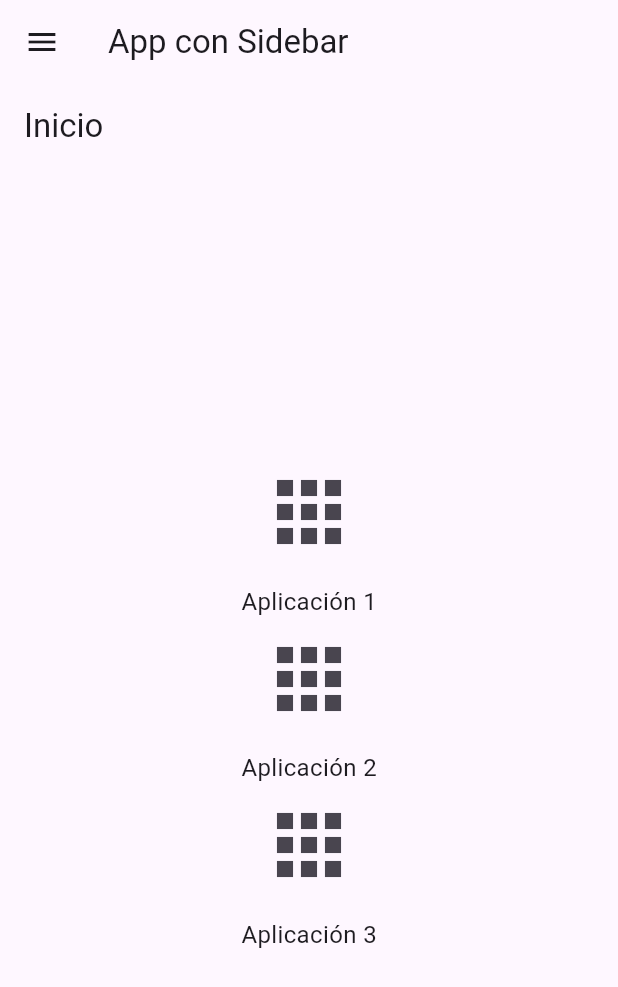
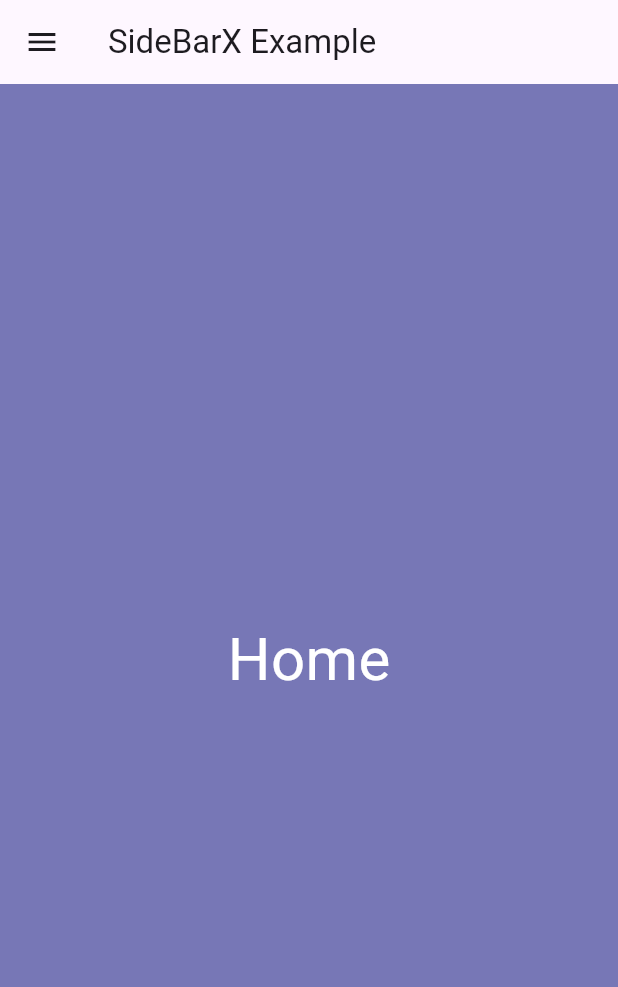
Before and after one commit to Zycky/Geoescopio, a Flutter app: the screen it shows after launch, on a phone screen of 412 x 824 dp. Shown: the top 987 px of the screen. Run offline on Flutter 3.47's test engine with Material 3 defaults, Android fonts, the phone set to English and light mode, and no system bars; our stand-ins replace sidebarx.

Commit message:
Cambio radical

```diff
--- a/lib/main.dart
+++ b/lib/main.dart
@@ -1,116 +1,148 @@
 import 'package:flutter/material.dart';
+import 'package:sidebarx/sidebarx.dart';
 import 'routes/home_page.dart'; // Importa la página principal
 import 'routes/about.dart';     // Importa la nueva página 1
 import 'routes/colaboradores.dart';     // Importa la nueva página 2
 import 'routes/pluriversos.dart';
 import 'routes/proyecto.dart';
 
-void main() => runApp(MyApp());
-
+void main() {
+  runApp(const MyApp());
+}
 class MyApp extends StatelessWidget {
+  const MyApp({super.key});
+  // This widget is the root of your application.
   @override
   Widget build(BuildContext context) {
     return MaterialApp(
-      title: 'App con Sidebar',
+      debugShowCheckedModeBanner: false,
+      title: 'Flutter Demo',
       theme: ThemeData(
-        primarySwatch: Colors.blue,
+        primaryColor: primaryColor,
+        canvasColor: canvasColor,
+        scaffoldBackgroundColor: scaffoldBackgroundColor,
+        textTheme: const TextTheme(
+          headlineSmall: TextStyle(
+            color: Colors.white,
+            fontSize: 46,
+            fontWeight: FontWeight.w800,
+          ),
+        ),
       ),
-      home: MainScreen(), // Usa un nuevo widget MainScreen como la pantalla principal
-      routes: {
-        '/about': (context) => AboutPage(),
-        '/colaboradores': (context) => ColaboradoresPage(),
-        '/proyecto': (context) => ProyectoPage(),
-        '/pluriversos': (context) => PluriversosPage(),
-
-      },
+      home: const MyHomePage(),
     );
   }
 }
-
-class MainScreen extends StatefulWidget {
+class MyHomePage extends StatefulWidget {
+  const MyHomePage({super.key});
   @override
-  MainScreenState createState() => MainScreenState();
+  _MyHomePageState createState() => _MyHomePageState();
 }
-
-class MainScreenState extends State<MainScreen> {
-  String _currentPage = '/'; // Ruta inicial
-
-  void _selectPage(String route) {
-    setState(() {
-      _currentPage = route;
-    });
-    Navigator.of(context).pop(); // Cierra el Drawer después de navegar a una nueva página
+const primaryColor = Color(0xFF6252DA);
+const canvasColor = Color(0xFF2E2E48);
+const scaffoldBackgroundColor = Color(0xFF7777B6);
+class _MyHomePageState extends State<MyHomePage> {
+  final _controller = SidebarXController(selectedIndex: 0, extended: true);
+  final _key = GlobalKey<ScaffoldState>();
+  @override
+  Widget build(BuildContext context) {
+    return SafeArea(
+      child: Builder(
+        builder: (context) {
+          final isSmallScreen = MediaQuery.of(context).size.width < 600;
+          return Scaffold(
+            key: _key,
+            appBar: isSmallScreen ? AppBar(
+              title: Text('SideBarX Example'),
+              leading: IconButton(
+                onPressed: (){
+                  _key.currentState?.openDrawer();
+                },
+                icon: Icon(Icons.menu),
+              ),
+            ): null,
+            drawer: SideBarXExample(controller: _controller,),
+            body: Row(
+              children: [
+                if(!isSmallScreen) SideBarXExample(controller: _controller),
+                Expanded(child: Center(child: AnimatedBuilder(
+                  animation: _controller,
+                  builder: (context,child){
+                    switch(_controller.selectedIndex){
+                      case 0: _key.currentState?.closeDrawer();
+                      return Center(
+                        child: Text('Home',style: TextStyle(color: Colors.white,fontSize: 40),),
+                      );
+                      case 1: _key.currentState?.closeDrawer();
+                      return Center(
+                        child: Text('Search',style: TextStyle(color: Colors.white,fontSize: 40),),
+                      );
+                      case 2: _key.currentState?.closeDrawer();
+                      return Center(
+                        child: Text('Settings',style: TextStyle(color: Colors.white,fontSize: 40),),
+                      );
+                      case 3: _key.currentState?.closeDrawer();
+                      return Center(
+                        child: Text('Theme',style: TextStyle(color: Colors.white,fontSize: 40),),
+                      );
+                      default:
+                        return Center(
+                          child: Text('Home',style: TextStyle(color: Colors.white,fontSize: 40),),
+                        );
+                    }
+                  },
+                ),))
+              ],
+            )
+          );
+        }
+      ),
+    );
   }
+}
+class SideBarXExample extends StatelessWidget {
+  const SideBarXExample({Key? key, required SidebarXController controller}) : _controller = controller, super(key: key);
+  final SidebarXController _controller;
 
   @override
   Widget build(BuildContext context) {
-    Widget currentPage; // Widget para la página actual
-
-    switch (_currentPage) {
-      case '/':
-        currentPage = HomePage(); // Página principal
-        break;
-      case '/about':
-        currentPage = AboutPage(); // Página Acerca de
-        break;
-      case '/colaboradores':
-        currentPage = ColaboradoresPage(); // Página de Colaboradores
-        break;
-      case '/proyecto':
-        currentPage = ProyectoPage(); // Página de Proyecto
-        break;
-      default:
-        currentPage = HomePage(); // Por defecto, mostrar la página principal
-    }
-
-    return Scaffold(
-      appBar: AppBar(
-        title: Text('App con Sidebar'),
+    return SidebarX(
+      controller: _controller,
+      theme: const SidebarXTheme(
+        decoration: BoxDecoration(
+            color: canvasColor,
+            borderRadius: BorderRadius.only(topRight: Radius.circular(20), bottomRight: Radius.circular(20))
+        ),
+        iconTheme: IconThemeData(
+          color: Colors.white,
+        ),
+        selectedTextStyle: const TextStyle(color: Colors.white),
       ),
-      drawer: Drawer(
-        child: ListView(
-          padding: EdgeInsets.zero,
-          children: <Widget>[
-            DrawerHeader(
-              decoration: BoxDecoration(
-                color: Colors.blue,
-              ),
-              child: Text(
-                'Menú',
-                style: TextStyle(
-                  color: Colors.white,
-                  fontSize: 24,
-                ),
+      extendedTheme: const SidebarXTheme(
+          width: 250
+      ),
+      footerDivider: Divider(color: Colors.white.withOpacity(0.8), height: 1),
+      headerBuilder: (context, extended) {
+        return SizedBox(
+          height: 140,
+          child: Center(
+            child: ClipOval(
+              child: Image.asset(
+                '/img/pluriverso.png',
+                width: 130,
+                height: 130,
+                fit: BoxFit.cover,
               ),
             ),
-            ListTile(
-              title: Text('Inicio'),
-              onTap: () {
-                _selectPage('/');
-              },
-            ),
-            ListTile(
-              title: Text('Acerca de'),
-              onTap: () {
-                _selectPage('/about');
-              },
-            ),
-            ListTile(
-              title: Text('Colaboradores'),
-              onTap: () {
-                _selectPage('/colaboradores');
-              },
-            ),
-            ListTile(
-              title: Text('Proyecto'),
-              onTap: () {
-                _selectPage('/proyecto');
-              },
-            ),
-          ],
-        ),
-      ),
-      body: currentPage, // Mostrar la página actual seleccionada
+          ),
+        );
+      },
+      items: const [
+        SidebarXItem(icon: Icons.home, label: 'Inicio'),
+        SidebarXItem(icon: Icons.book, label: 'About'),
+        SidebarXItem(icon: Icons.face, label: 'Colaboradores'),
+        SidebarXItem(icon: Icons.public, label: 'Pluriversos'),
+      ],
     );
   }
 }
--- a/pubspec.yaml
+++ b/pubspec.yaml
@@ -33,6 +33,7 @@ flutter:
   #  - images/a_dot_ham.jpeg
   assets:
     - assets/img/bgprueba.jpg
+    - assets/img/pluriverso.png
 
   # An image asset can refer to one or more resolution-specific "variants", see
   # https://flutter.io/assets-and-images/.
```
Also changed, not shown: assets/img/pluriverso.png (added).
